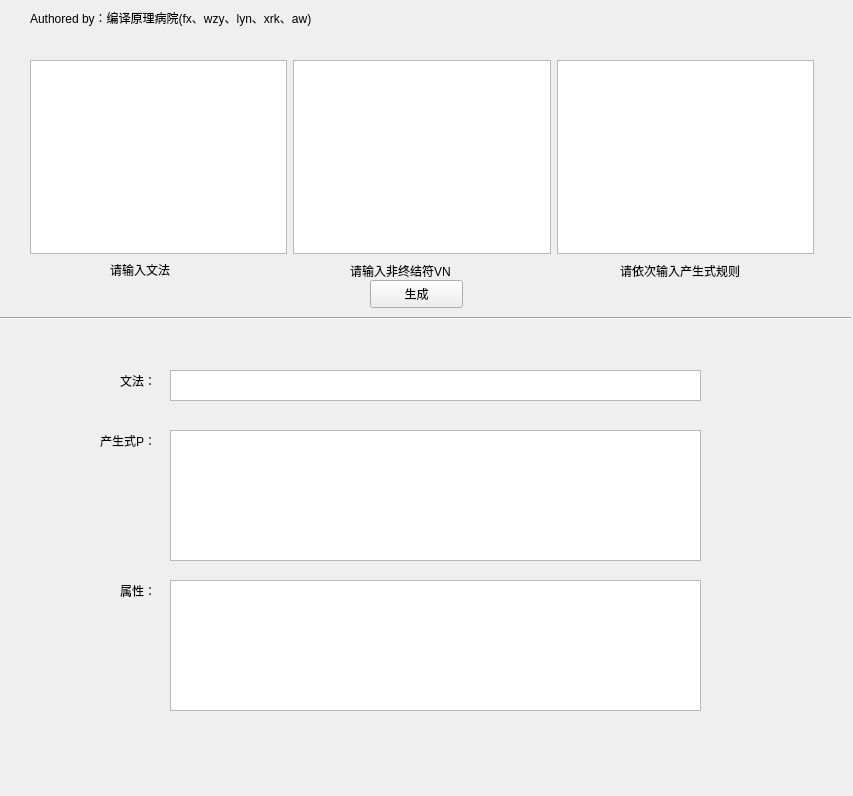
Old version of the form widget.ui in the repository AWGiaGia/Course-Design-of-Compiling.
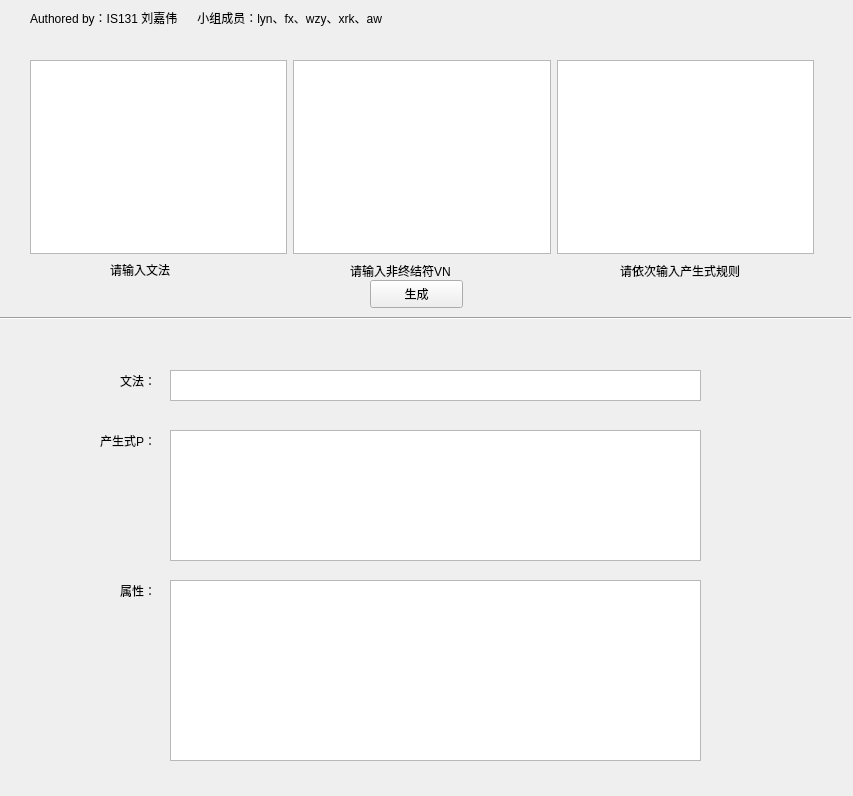
New version of the form.

Patch:
```diff
--- a/widget.ui
+++ b/widget.ui
@@ -117,7 +117,7 @@
      <x>170</x>
      <y>580</y>
      <width>531</width>
-     <height>131</height>
+     <height>181</height>
     </rect>
    </property>
   </widget>
@@ -173,12 +173,12 @@
     <rect>
      <x>30</x>
      <y>10</y>
-     <width>411</width>
+     <width>601</width>
      <height>16</height>
     </rect>
    </property>
    <property name="text">
-    <string>Authored by：编译原理病院(fx、wzy、lyn、xrk、aw)</string>
+    <string>Authored by：IS131 刘嘉伟      小组成员：lyn、fx、wzy、xrk、aw</string>
    </property>
   </widget>
  </widget>
```
